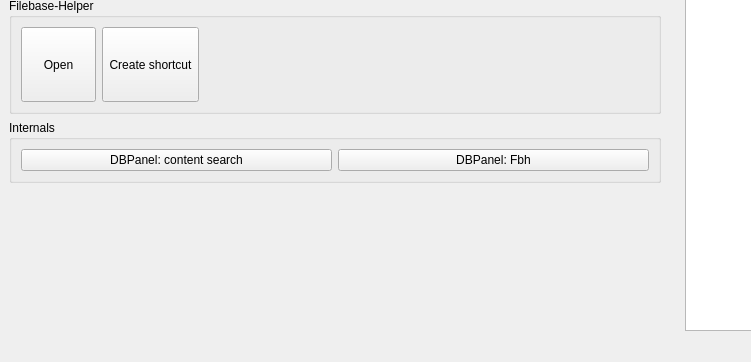
First picture: the form in OTModules/OTGeneric/wstart.ui, repository pietr26/OMSI-Tools, before the edit; both pictures show x 0 to 751 and y 396 to 758 of the 994 by 758 pixel window.
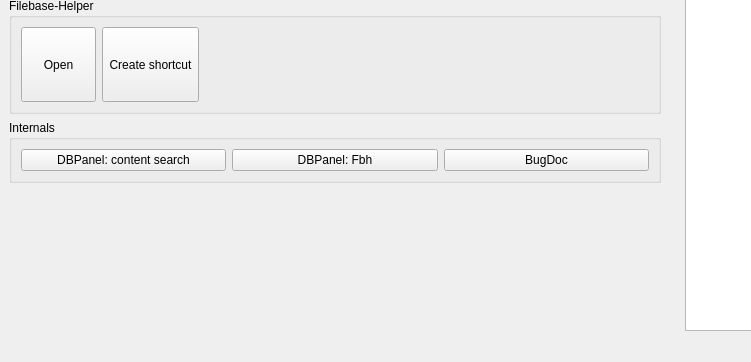
Second picture: the form after the edit. Icons and pictures are not drawn.

The edit to the form file:
```diff
--- a/OTModules/OTGeneric/wstart.ui
+++ b/OTModules/OTGeneric/wstart.ui
@@ -497,6 +497,17 @@
          </property>
         </widget>
        </item>
+       <item>
+        <widget class="QPushButton" name="btnBugDoc">
+         <property name="text">
+          <string>BugDoc</string>
+         </property>
+         <property name="icon">
+          <iconset resource="../../ressources.qrc">
+           <normaloff>:/rec/data/icons/iconBug.svg</normaloff>:/rec/data/icons/iconBug.svg</iconset>
+         </property>
+        </widget>
+       </item>
       </layout>
      </widget>
     </item>
```
